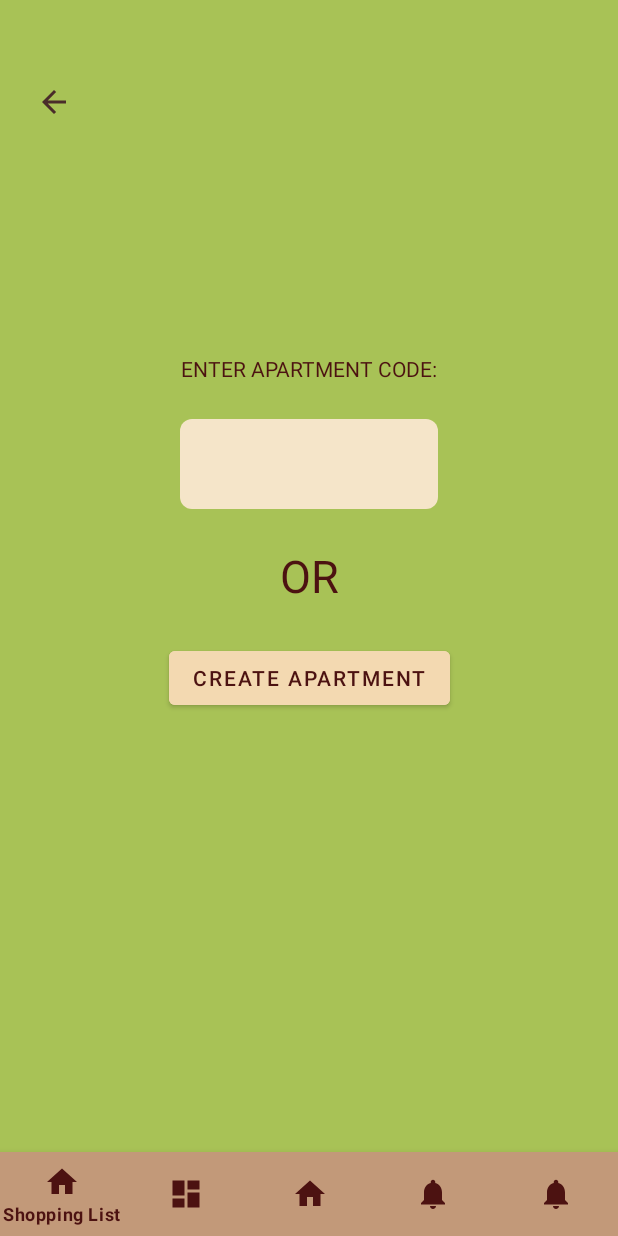
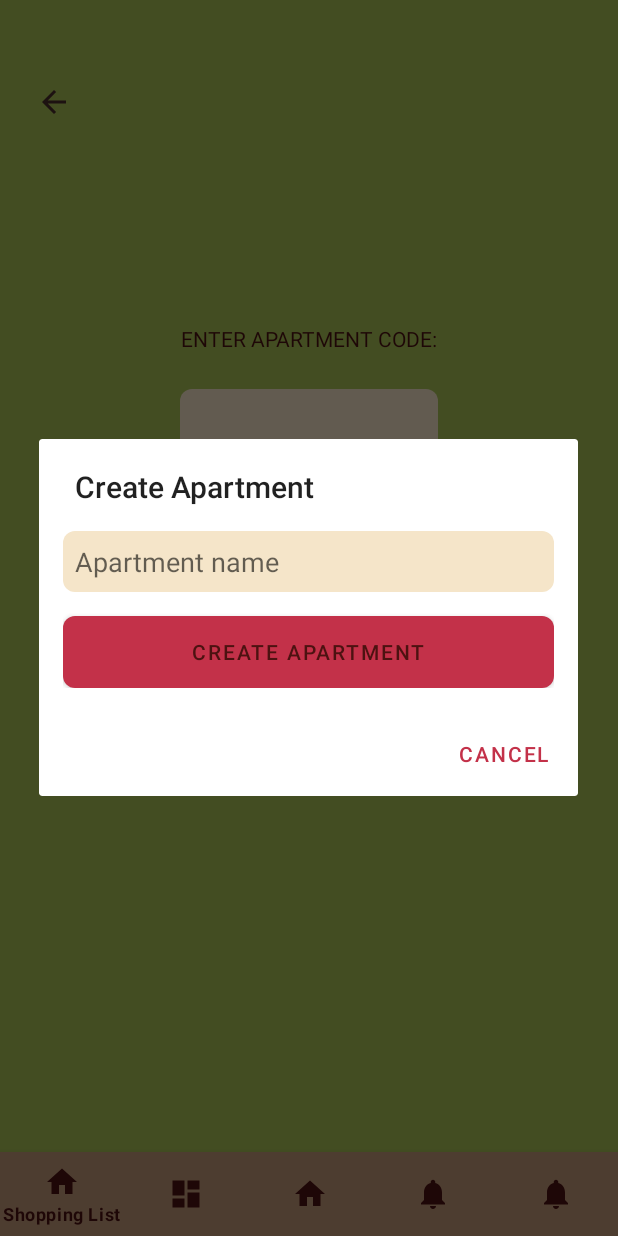
Before and after one commit to gitnubnub/Flatypus, an Android app: the ApartmentSelectionFragment screen opened through its navigation route, after a tap on "CREATE APARTMENT", on a phone screen of 412 x 824 dp. Run offline under Robolectric (Android 15) with nearby library versions, the phone set to English and light mode, and no system bars; our stand-ins replace Firebase (no records; nobody signed in at launch, a user with empty details on screens opened directly), navigation-ui.

Commit message:
dela tudi dodajanje apartmenta k uporabniku

```diff
--- a/App/src/main/java/si/uni_lj/fe/tnuv/flatypus/ui/opening/ApartmentSelectionFragment.java
+++ b/App/src/main/java/si/uni_lj/fe/tnuv/flatypus/ui/opening/ApartmentSelectionFragment.java
@@ -1,9 +1,11 @@
 package si.uni_lj.fe.tnuv.flatypus.ui.opening;
 
+import android.app.AlertDialog;
 import android.os.Bundle;
 import android.view.LayoutInflater;
 import android.view.View;
 import android.view.ViewGroup;
+import android.widget.Button;
 import android.widget.EditText;
 import android.widget.Toast;
 
@@ -11,6 +13,8 @@ import androidx.annotation.NonNull;
 import androidx.fragment.app.Fragment;
 import androidx.lifecycle.ViewModelProvider;
 import androidx.navigation.Navigation;
+
+import java.security.SecureRandom;
 
 import si.uni_lj.fe.tnuv.flatypus.R;
 import si.uni_lj.fe.tnuv.flatypus.databinding.FragmentApartmentSelectionBinding;
@@ -30,7 +34,7 @@ public class ApartmentSelectionFragment extends Fragment {
 
         EditText apartmentCodeInput = binding.apartmentCodeInput;
 
-        binding.createApartmentButton.setOnClickListener(v -> {
+        binding.joinApartmentButton.setOnClickListener(v -> {
             String apartmentCode = apartmentCodeInput.getText().toString().trim();
 
             if (apartmentCode.isEmpty()) {
@@ -41,7 +45,47 @@ public class ApartmentSelectionFragment extends Fragment {
             viewModel.addApartment(apartmentCode);
         });
 
+        binding.createApartmentButton.setOnClickListener(v -> showCreateApartmentDialog());
+
         return root;
+    }
+
+    private void showCreateApartmentDialog() {
+        View dialogView = LayoutInflater.from(requireContext()).inflate(R.layout.create_apartment_layout, null);
+
+        EditText apartmentNameInput = dialogView.findViewById(R.id.apartment_name_input);
+        Button createApartmentButton = dialogView.findViewById(R.id.create_apartment_confirm_button);
+
+        AlertDialog dialog = new AlertDialog.Builder(requireContext())
+                .setTitle("Create Apartment")
+                .setView(dialogView)
+                .setNegativeButton("Cancel", (d, which) -> d.dismiss())
+                .create();
+        dialog.show();
+
+        createApartmentButton.setOnClickListener(v -> {
+            String apartmentName = apartmentNameInput.getText().toString().trim();
+            String apartmentCode = generateRandomString();
+
+            if (!apartmentName.isEmpty()) {
+                viewModel.addApartment(apartmentCode);
+                dialog.dismiss();
+            } else {
+                apartmentNameInput.setError("Item name cannot be empty");
+            }
+        });
+    }
+
+    public static String generateRandomString() {
+        final SecureRandom random = new SecureRandom();
+        final String CHARACTERS = "ABCDEFGHIJKLMNOPQRSTUVWXYZabcdefghijklmnopqrstuvwxyz0123456789";
+
+        StringBuilder sb = new StringBuilder(5);
+        for (int i = 0; i < 5; i++) {
+            int index = random.nextInt(CHARACTERS.length());
+            sb.append(CHARACTERS.charAt(index));
+        }
+        return sb.toString();
     }
 
     @Override
--- a/App/src/main/java/si/uni_lj/fe/tnuv/flatypus/ui/opening/LoginFragment.java
+++ b/App/src/main/java/si/uni_lj/fe/tnuv/flatypus/ui/opening/LoginFragment.java
@@ -44,7 +44,9 @@ public class LoginFragment extends Fragment {
             viewModel.isLoggedIn().observe(getViewLifecycleOwner(), isLoggedIn -> {
                 if (isLoggedIn == null) return;
 
-                if (!isLoggedIn) {
+                if (isLoggedIn) {
+                    Toast.makeText(requireContext(), "Log in successful", Toast.LENGTH_SHORT).show();
+                } else {
                     Toast.makeText(requireContext(), "Invalid email or password", Toast.LENGTH_SHORT).show();
                 }
             });
--- /dev/null
+++ b/App/src/main/res/layout/create_apartment_layout.xml
@@ -0,0 +1,26 @@
+<?xml version="1.0" encoding="utf-8"?>
+<LinearLayout xmlns:android="http://schemas.android.com/apk/res/android"
+    android:layout_width="match_parent"
+    android:layout_height="wrap_content"
+    android:orientation="vertical"
+    android:padding="16dp">
+
+    <EditText
+        android:id="@+id/apartment_name_input"
+        android:layout_width="match_parent"
+        android:layout_height="wrap_content"
+        android:hint="Apartment name"
+        android:inputType="text"
+        android:background="@drawable/edittext_background"
+        android:padding="8dp"
+        android:layout_marginBottom="16dp" />
+
+    <Button
+        android:id="@+id/create_apartment_confirm_button"
+        android:layout_width="match_parent"
+        android:layout_height="wrap_content"
+        android:text="CREATE APARTMENT"
+        android:background="@drawable/button_background"
+        android:textColor="@color/dark_red" />
+
+</LinearLayout>
--- a/App/src/main/res/layout/fragment_apartment_selection.xml
+++ b/App/src/main/res/layout/fragment_apartment_selection.xml
@@ -21,7 +21,7 @@
         android:id="@+id/apartment_code_label"
         android:layout_width="wrap_content"
         android:layout_height="wrap_content"
-        android:layout_marginTop="148dp"
+        android:layout_marginTop="128dp"
         android:text="ENTER APARTMENT CODE:"
         android:textColor="@color/dark_red"
         android:textSize="14sp"
@@ -44,6 +44,18 @@
         app:layout_constraintStart_toStartOf="parent"
         app:layout_constraintEnd_toEndOf="parent" />
 
+    <Button
+        android:id="@+id/join_apartment_button"
+        android:layout_width="wrap_content"
+        android:layout_height="wrap_content"
+        android:text="JOIN APARTMENT"
+        android:backgroundTint="@color/wheat"
+        android:textColor="@color/dark_red"
+        android:layout_marginTop="24dp"
+        app:layout_constraintTop_toBottomOf="@id/apartment_code_input"
+        app:layout_constraintStart_toStartOf="parent"
+        app:layout_constraintEnd_toEndOf="parent"/>
+
     <TextView
         android:id="@+id/or_label"
         android:layout_width="wrap_content"
@@ -54,7 +66,7 @@
         android:layout_marginTop="24dp"
         app:layout_constraintStart_toStartOf="parent"
         app:layout_constraintEnd_toEndOf="parent"
-        app:layout_constraintTop_toBottomOf="@id/apartment_code_input"/>
+        app:layout_constraintTop_toBottomOf="@id/join_apartment_button"/>
 
     <Button
         android:id="@+id/create_apartment_button"
```
Also changed, not shown: App/src/main/java/si/uni_lj/fe/tnuv/flatypus/ui/opening/UserViewModel.java (+20 -0 lines).
